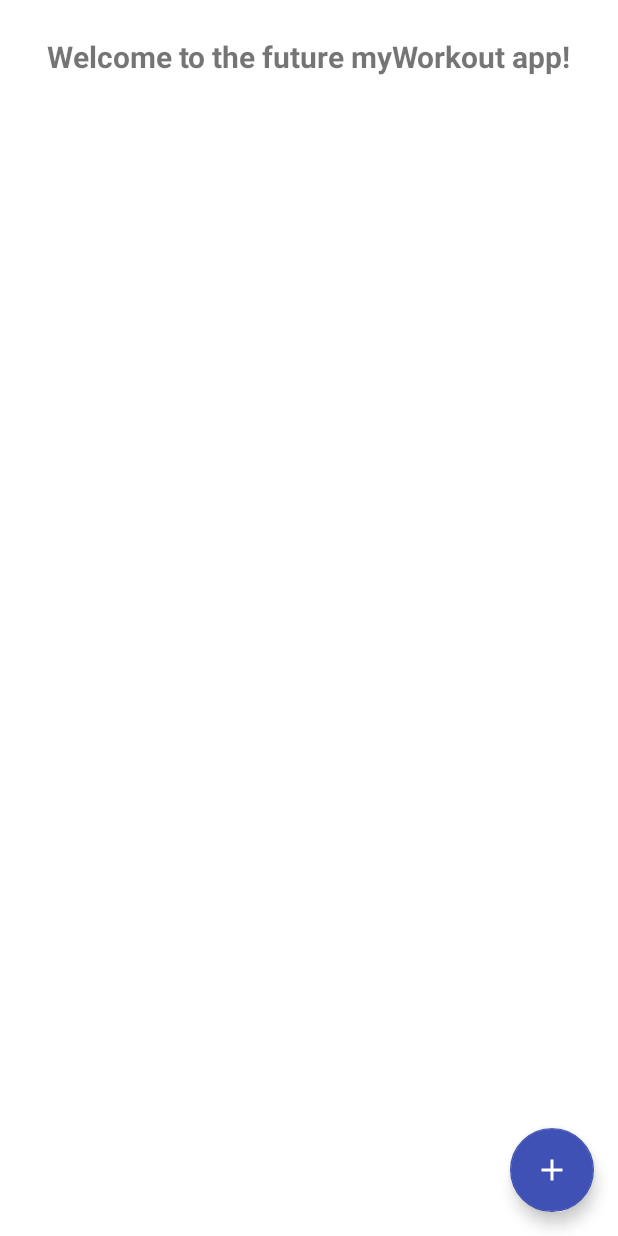
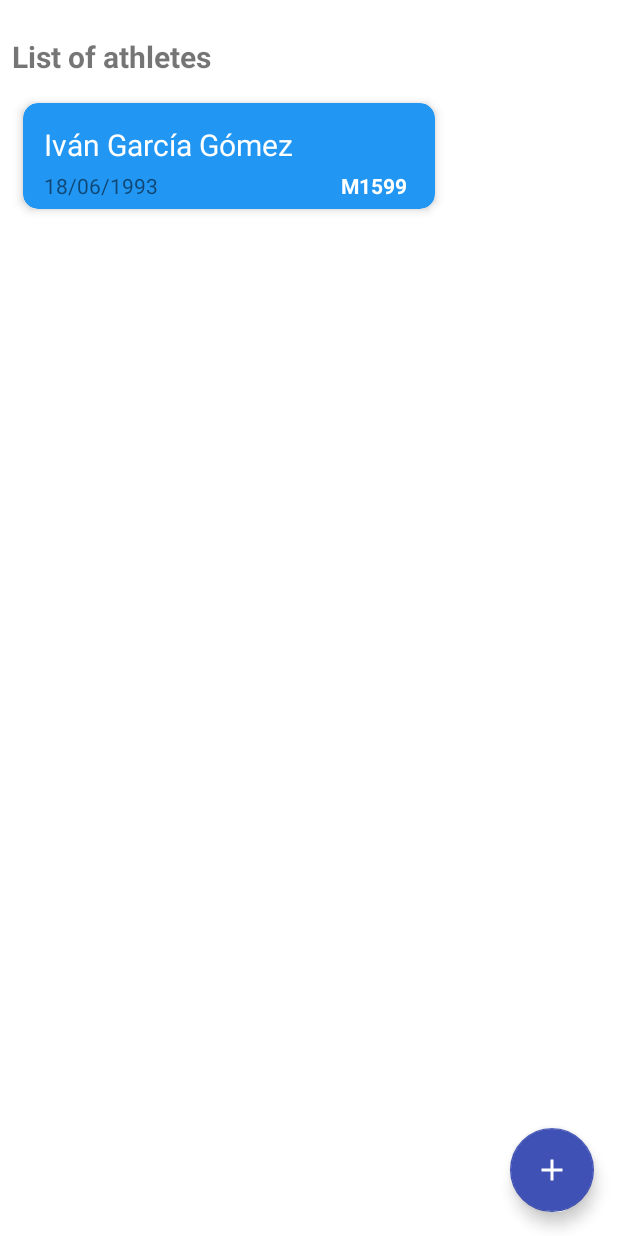
Before and after one commit to ivione93/myWorkout-app, an Android app: the screen it shows after launch (MainActivity), on a phone screen of 412 x 824 dp. Run offline under Robolectric (Android 15) with nearby library versions, the phone set to English and light mode, and no system bars; 1 statement that could not run was skipped.

Commit message:
Init recyclerView

```diff
--- a/app/build.gradle
+++ b/app/build.gradle
@@ -34,6 +34,7 @@ dependencies {
     implementation 'com.google.android.material:material:1.1.0'
     implementation 'androidx.constraintlayout:constraintlayout:1.1.3'
     implementation 'com.android.volley:volley:1.2.0'
+    implementation 'androidx.cardview:cardview:1.0.0'
     testImplementation 'junit:junit:4.+'
     androidTestImplementation 'androidx.test.ext:junit:1.1.1'
     androidTestImplementation 'androidx.test.espresso:espresso-core:3.2.0'
--- /dev/null
+++ b/app/src/main/java/com/ivione/myworkout/AdapterAthlete.java
@@ -0,0 +1,51 @@
+package com.ivione.myworkout;
+
+import android.view.LayoutInflater;
+import android.view.View;
+import android.view.ViewGroup;
+import android.widget.TextView;
+
+import androidx.annotation.NonNull;
+import androidx.recyclerview.widget.RecyclerView;
+
+import java.util.ArrayList;
+
+public class AdapterAthlete extends RecyclerView.Adapter<AdapterAthlete.ViewHolderAthletes> {
+
+    ArrayList<Athlete> listAthletes;
+
+    public AdapterAthlete(ArrayList<Athlete> listAthletes) {
+        this.listAthletes = listAthletes;
+    }
+
+    @NonNull
+    @Override
+    public ViewHolderAthletes onCreateViewHolder(@NonNull ViewGroup parent, int viewType) {
+        View view = LayoutInflater.from(parent.getContext()).inflate(R.layout.athlete_item, null, false);
+        return new ViewHolderAthletes(view);
+    }
+
+    @Override
+    public void onBindViewHolder(@NonNull ViewHolderAthletes holder, int position) {
+        holder.name.setText(listAthletes.get(position).name + " " + listAthletes.get(position).surname);
+        holder.birthdate.setText(listAthletes.get(position).birthdate);
+        holder.license.setText(listAthletes.get(position).license);
+    }
+
+    @Override
+    public int getItemCount() {
+        return listAthletes.size();
+    }
+
+    public class ViewHolderAthletes extends RecyclerView.ViewHolder {
+
+        TextView name, birthdate, license;
+
+        public ViewHolderAthletes(@NonNull View itemView) {
+            super(itemView);
+            name = itemView.findViewById(R.id.name);
+            birthdate = itemView.findViewById(R.id.birthdate);
+            license = itemView.findViewById(R.id.license);
+        }
+    }
+}
--- /dev/null
+++ b/app/src/main/java/com/ivione/myworkout/Athlete.java
@@ -0,0 +1,16 @@
+package com.ivione.myworkout;
+
+public class Athlete {
+
+    public String license;
+    public String name;
+    public String surname;
+    public String birthdate;
+
+    public Athlete(String license, String name, String surname, String birthdate) {
+        this.license = license;
+        this.name = name;
+        this.surname = surname;
+        this.birthdate = birthdate;
+    }
+}
--- a/app/src/main/java/com/ivione/myworkout/MainActivity.java
+++ b/app/src/main/java/com/ivione/myworkout/MainActivity.java
@@ -5,14 +5,34 @@ import android.os.Bundle;
 import android.view.View;
 
 import androidx.appcompat.app.AppCompatActivity;
+import androidx.recyclerview.widget.LinearLayoutManager;
+import androidx.recyclerview.widget.RecyclerView;
+
+import java.util.ArrayList;
 
 public class MainActivity extends AppCompatActivity {
+
+    ArrayList<Athlete> listAthletes;
+    RecyclerView rvAthletes;
 
     @Override
     protected void onCreate(Bundle savedInstanceState) {
         super.onCreate(savedInstanceState);
         setContentView(R.layout.activity_main);
         getSupportActionBar().hide();
+
+        listAthletes = new ArrayList<>();
+        rvAthletes = findViewById(R.id.recycler_view);
+        rvAthletes.setLayoutManager(new LinearLayoutManager(this));
+
+        addListAthletes();
+
+        AdapterAthlete adapter = new AdapterAthlete(listAthletes);
+        rvAthletes.setAdapter(adapter);
+    }
+
+    private void addListAthletes() {
+        listAthletes.add(new Athlete("M1599","Iván", "García Gómez", "18/06/1993"));
     }
 
     public void addAthlete(View view) {
--- a/app/src/main/res/layout/activity_main.xml
+++ b/app/src/main/res/layout/activity_main.xml
@@ -1,5 +1,6 @@
 <?xml version="1.0" encoding="utf-8"?>
-<androidx.constraintlayout.widget.ConstraintLayout xmlns:android="http://schemas.android.com/apk/res/android"
+<androidx.constraintlayout.widget.ConstraintLayout
+    xmlns:android="http://schemas.android.com/apk/res/android"
     xmlns:app="http://schemas.android.com/apk/res-auto"
     xmlns:tools="http://schemas.android.com/tools"
     android:layout_width="match_parent"
@@ -10,13 +11,28 @@
         android:id="@+id/textView"
         android:layout_width="wrap_content"
         android:layout_height="wrap_content"
+        android:layout_marginStart="8dp"
+        android:layout_marginLeft="8dp"
         android:layout_marginTop="24dp"
-        android:text="Welcome to the future myWorkout app!"
+        android:text="List of athletes"
         android:textSize="20dp"
         android:textStyle="bold"
+        app:layout_constraintStart_toStartOf="parent"
+        app:layout_constraintTop_toTopOf="parent" />
+
+    <androidx.recyclerview.widget.RecyclerView
+        android:id="@+id/recycler_view"
+        android:layout_width="0dp"
+        android:layout_height="0dp"
+        android:layout_marginStart="8dp"
+        android:layout_marginLeft="8dp"
+        android:layout_marginTop="8dp"
+        android:layout_marginEnd="8dp"
+        android:layout_marginRight="8dp"
+        app:layout_constraintBottom_toTopOf="@+id/btnAddAthlete"
         app:layout_constraintEnd_toEndOf="parent"
         app:layout_constraintStart_toStartOf="parent"
-        app:layout_constraintTop_toTopOf="parent" />
+        app:layout_constraintTop_toBottomOf="@+id/textView" />
 
     <com.google.android.material.floatingactionbutton.FloatingActionButton
         android:id="@+id/btnAddAthlete"
@@ -32,4 +48,5 @@
         app:layout_constraintEnd_toEndOf="parent"
         app:srcCompat="@drawable/ic_baseline_add_24"
         tools:ignore="VectorDrawableCompat" />
+
 </androidx.constraintlayout.widget.ConstraintLayout>
--- /dev/null
+++ b/app/src/main/res/layout/athlete_item.xml
@@ -0,0 +1,70 @@
+<?xml version="1.0" encoding="utf-8"?>
+<androidx.cardview.widget.CardView
+    xmlns:android="http://schemas.android.com/apk/res/android"
+    xmlns:app="http://schemas.android.com/apk/res-auto"
+    xmlns:tools="http://schemas.android.com/tools"
+    android:id="@+id/cvAthlete"
+    android:layout_width="match_parent"
+    android:layout_height="120dp"
+    app:cardBackgroundColor="#2196F3"
+    app:cardCornerRadius="10dp"
+    app:cardElevation="4dp"
+    app:cardUseCompatPadding="true"
+    app:layout_constraintEnd_toEndOf="parent"
+    app:layout_constraintStart_toStartOf="parent"
+    app:layout_constraintTop_toTopOf="parent">
+
+    <androidx.constraintlayout.widget.ConstraintLayout
+        android:layout_width="match_parent"
+        android:layout_height="match_parent"
+        android:padding="6dp" >
+
+        <TextView
+            android:id="@+id/name"
+            android:layout_width="wrap_content"
+            android:layout_height="wrap_content"
+            android:layout_alignParentTop="true"
+            android:layout_marginStart="8dp"
+            android:layout_marginLeft="8dp"
+            android:layout_marginTop="8dp"
+            android:hint="Name"
+            android:textColor="@color/white_50"
+            android:textSize="20sp"
+            app:layout_constraintStart_toStartOf="parent"
+            app:layout_constraintTop_toTopOf="parent"
+            tools:text="Iván García Gómez" />
+
+        <TextView
+            android:id="@+id/birthdate"
+            android:layout_width="wrap_content"
+            android:layout_height="wrap_content"
+            android:layout_below="@+id/name"
+            android:layout_marginTop="4dp"
+            android:hint="Bithdate"
+            app:layout_constraintStart_toStartOf="@+id/name"
+            app:layout_constraintTop_toBottomOf="@+id/name"
+            tools:text="18/06/1993" />
+
+        <TextView
+            android:id="@+id/license"
+            android:layout_width="wrap_content"
+            android:layout_height="wrap_content"
+            android:layout_alignParentEnd="true"
+            android:layout_alignParentRight="true"
+            android:layout_marginStart="32dp"
+            android:layout_marginLeft="32dp"
+            android:layout_marginEnd="8dp"
+            android:layout_marginRight="8dp"
+            android:hint="License"
+            android:textColor="@color/white_50"
+            android:textStyle="bold"
+            app:layout_constraintBottom_toBottomOf="@+id/birthdate"
+            app:layout_constraintEnd_toEndOf="parent"
+            app:layout_constraintHorizontal_bias="1.0"
+            app:layout_constraintStart_toEndOf="@+id/name"
+            app:layout_constraintTop_toTopOf="@+id/birthdate"
+            tools:text="M1599" />
+
+    </androidx.constraintlayout.widget.ConstraintLayout>
+
+</androidx.cardview.widget.CardView>
```
